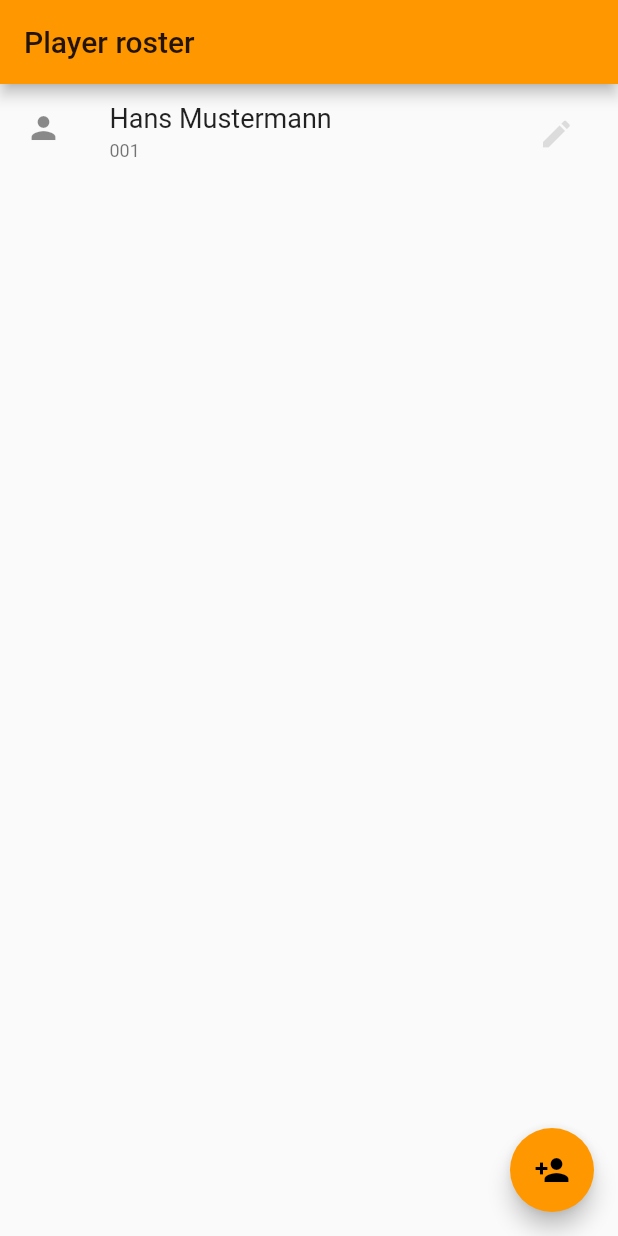
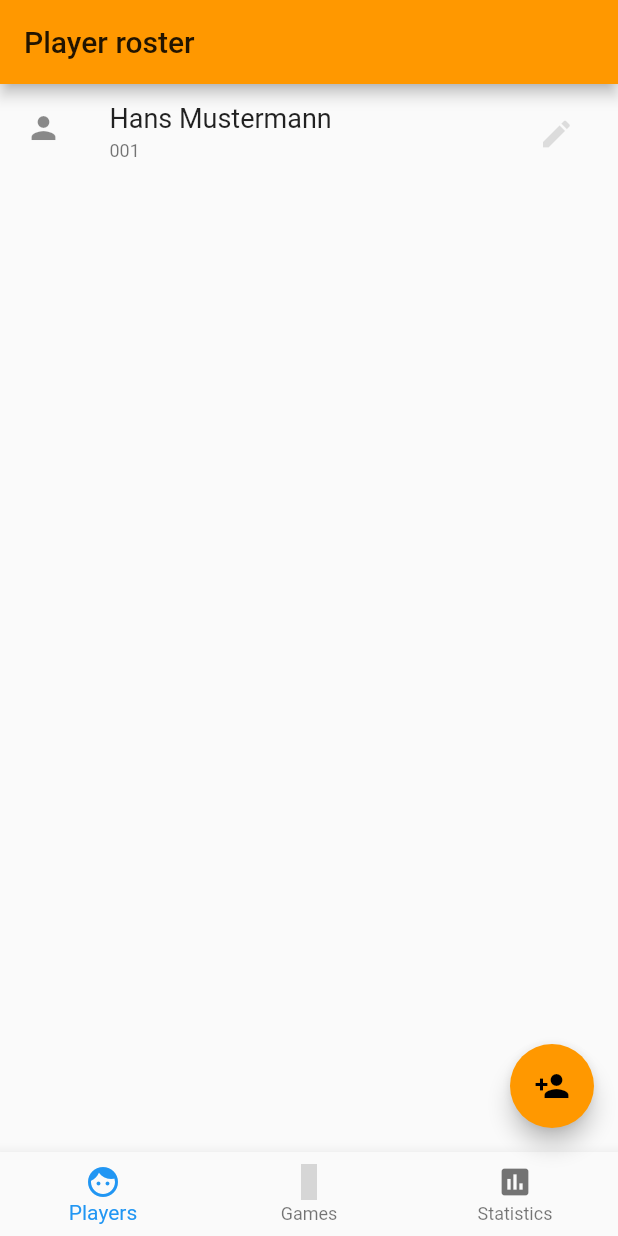
Before and after one commit to tklae/basketball-statistics, a Flutter app: the screen it shows after launch, on a phone screen of 412 x 824 dp. Run offline on Flutter 3.47's test engine with Material 2 defaults, Android fonts, the phone set to English and light mode, and no system bars; our stand-ins replace equatable, material_design_icons_flutter; grey boxes are pictures that could not be loaded.

Commit message:
Add bottom navigation (without functionality so far)

```diff
--- /dev/null
+++ b/lib/widgets/bottom_navigation.dart
@@ -0,0 +1,25 @@
+import 'package:flutter/material.dart';
+import 'package:material_design_icons_flutter/material_design_icons_flutter.dart';
+
+class BottomNavigation extends StatelessWidget {
+  @override
+  Widget build(BuildContext context) {
+    return BottomNavigationBar(
+      currentIndex: 0,
+      items: [
+        BottomNavigationBarItem(
+          icon: new Icon(Icons.face),
+          title: new Text('Players'),
+        ),
+        BottomNavigationBarItem(
+          icon: new Icon(MdiIcons.basketballHoopOutline),
+          title: new Text('Games'),
+        ),
+        BottomNavigationBarItem(
+          icon: new Icon(Icons.insert_chart),
+          title: new Text('Statistics')
+        )
+      ],
+    );
+  }
+}
--- a/lib/widgets/team_roster.dart
+++ b/lib/widgets/team_roster.dart
@@ -4,6 +4,7 @@ import 'package:flutter/material.dart';
 import 'package:provider/provider.dart';
 
 import '../routes.dart';
+import 'bottom_navigation.dart';
 
 class TeamRosterWidget extends StatelessWidget {
   final _biggerFont = const TextStyle(fontSize: 18.0);
@@ -17,6 +18,7 @@ class TeamRosterWidget extends StatelessWidget {
 //          IconButton(icon: Icon(Icons.list)),
 //        ],
       ),
+      bottomNavigationBar: BottomNavigation(),
       body: _buildPlayerList(context),
       floatingActionButton: _addPlayersButton(context),
     );
--- a/pubspec.yaml
+++ b/pubspec.yaml
@@ -26,6 +26,7 @@ dependencies:
   equatable: ^0.6.1
   provider: ^3.1.0
   kt_dart: ^0.6.2
+  material_design_icons_flutter: ^3.3.4595
 
 dev_dependencies:
   flutter_test:
```
Also changed, not shown: pubspec.lock.
